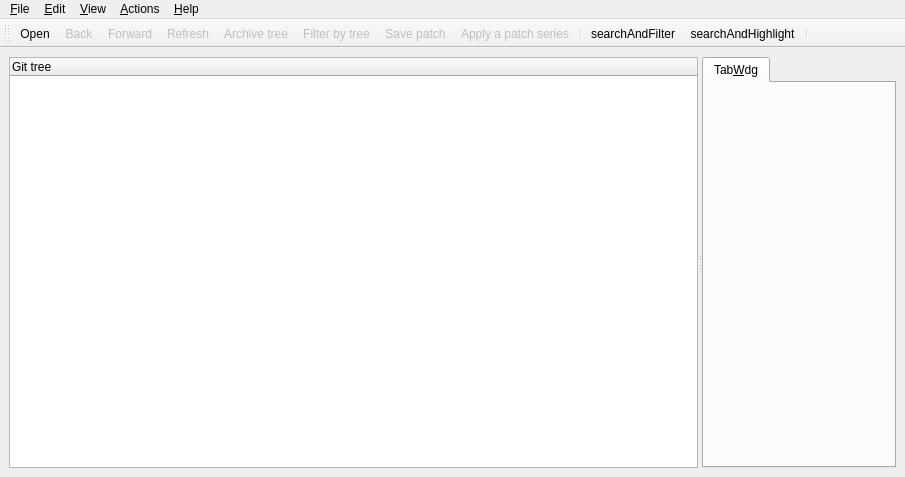
Qt form src/mainview.ui (antis81/QGit-mod) before a commit.
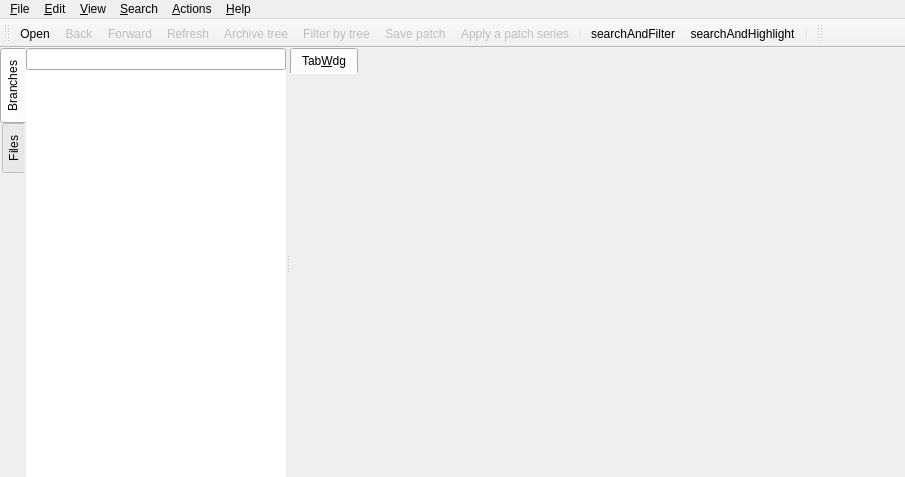
The same form after that commit. Icons and pictures are not drawn. Custom widgets are drawn as their Qt base class.

Diff of the .ui file:
```diff
--- a/src/mainview.ui
+++ b/src/mainview.ui
@@ -21,38 +21,149 @@
     <normaloff>:/icons/resources/qgit.png</normaloff>:/icons/resources/qgit.png</iconset>
   </property>
   <widget class="QWidget" name="widget">
-   <layout class="QHBoxLayout">
+   <layout class="QHBoxLayout" name="horizontalLayout_2">
     <property name="spacing">
-     <number>6</number>
+     <number>0</number>
     </property>
     <property name="margin">
-     <number>9</number>
+     <number>0</number>
     </property>
     <item>
      <widget class="QSplitter" name="treeSplitter">
       <property name="orientation">
        <enum>Qt::Horizontal</enum>
       </property>
-      <widget class="TreeView" name="treeView">
-       <property name="contextMenuPolicy">
-        <enum>Qt::CustomContextMenu</enum>
+      <widget class="QTabWidget" name="leftWidget">
+       <property name="styleSheet">
+        <string notr="true">QTabWidget::pane
+{
+	border-width: 0px
+}</string>
        </property>
-       <property name="selectionMode">
-        <enum>QAbstractItemView::ExtendedSelection</enum>
+       <property name="tabPosition">
+        <enum>QTabWidget::West</enum>
        </property>
-       <property name="rootIsDecorated">
+       <property name="currentIndex">
+        <number>0</number>
+       </property>
+       <property name="elideMode">
+        <enum>Qt::ElideNone</enum>
+       </property>
+       <property name="usesScrollButtons">
+        <bool>true</bool>
+       </property>
+       <property name="documentMode">
         <bool>false</bool>
        </property>
-       <property name="columnCount">
-        <number>1</number>
+       <property name="movable">
+        <bool>true</bool>
        </property>
-       <column>
-        <property name="text">
-         <string>Git tree</string>
+       <widget class="QWidget" name="tab_2">
+        <attribute name="title">
+         <string>Branches</string>
+        </attribute>
+        <layout class="QHBoxLayout" name="horizontalLayout_3">
+         <property name="spacing">
+          <number>0</number>
+         </property>
+         <property name="margin">
+          <number>0</number>
+         </property>
+         <item>
+          <layout class="QVBoxLayout" name="verticalLayout">
+           <property name="spacing">
+            <number>0</number>
+           </property>
+           <item>
+            <widget class="QLineEdit" name="searchBranchLineEdit"/>
+           </item>
+           <item>
+            <widget class="BranchesTree" name="branchesTree">
+             <property name="frameShape">
+              <enum>QFrame::NoFrame</enum>
+             </property>
+             <property name="selectionBehavior">
+              <enum>QAbstractItemView::SelectItems</enum>
+             </property>
+             <attribute name="headerVisible">
+              <bool>false</bool>
+             </attribute>
+             <column>
+              <property name="text">
+               <string notr="true">1</string>
+              </property>
+             </column>
+            </widget>
+           </item>
+          </layout>
+         </item>
+        </layout>
+       </widget>
+       <widget class="QWidget" name="tab">
+        <property name="autoFillBackground">
+         <bool>false</bool>
         </property>
-       </column>
+        <attribute name="title">
+         <string>Files</string>
+        </attribute>
+        <layout class="QHBoxLayout" name="horizontalLayout">
+         <property name="spacing">
+          <number>0</number>
+         </property>
+         <property name="sizeConstraint">
+          <enum>QLayout::SetDefaultConstraint</enum>
+         </property>
+         <property name="margin">
+          <number>0</number>
+         </property>
+         <item>
+          <widget class="TreeView" name="treeView">
+           <property name="enabled">
+            <bool>true</bool>
+           </property>
+           <property name="contextMenuPolicy">
+            <enum>Qt::CustomContextMenu</enum>
+           </property>
+           <property name="autoScrollMargin">
+            <number>16</number>
+           </property>
+           <property name="selectionMode">
+            <enum>QAbstractItemView::ExtendedSelection</enum>
+           </property>
+           <property name="indentation">
+            <number>20</number>
+           </property>
+           <property name="rootIsDecorated">
+            <bool>false</bool>
+           </property>
+           <property name="columnCount">
+            <number>1</number>
+           </property>
+           <attribute name="headerVisible">
+            <bool>false</bool>
+           </attribute>
+           <column>
+            <property name="text">
+             <string>Git tree</string>
+            </property>
+           </column>
+          </widget>
+         </item>
+        </layout>
+       </widget>
       </widget>
-      <widget class="QTabWidget" name="tabWdg">
+      <widget class="CustomTabWidget" name="tabWdg">
+       <property name="sizePolicy">
+        <sizepolicy hsizetype="Expanding" vsizetype="Expanding">
+         <horstretch>1</horstretch>
+         <verstretch>0</verstretch>
+        </sizepolicy>
+       </property>
+       <property name="styleSheet">
+        <string notr="true">QTabWidget::pane {
+	border-width: 0px;
+}</string>
+       </property>
        <widget class="QWidget" name="TabWdg">
         <attribute name="title">
          <string>Tab&amp;Wdg</string>
@@ -98,7 +209,7 @@
      <x>0</x>
      <y>0</y>
      <width>905</width>
-     <height>21</height>
+     <height>22</height>
     </rect>
    </property>
    <widget class="QMenu" name="Help">
@@ -172,13 +283,30 @@
     <addaction name="ActShowDescHeader"/>
     <addaction name="ActFilterTree"/>
    </widget>
+   <widget class="QMenu" name="Search">
+    <property name="title">
+     <string>&amp;Search</string>
+    </property>
+   </widget>
    <addaction name="File"/>
    <addaction name="Edit"/>
    <addaction name="View"/>
+   <addaction name="Search"/>
    <addaction name="Actions"/>
    <addaction name="separator"/>
    <addaction name="Help"/>
   </widget>
+  <widget class="QToolBar" name="toolBar_2">
+   <property name="windowTitle">
+    <string>toolBar_2</string>
+   </property>
+   <attribute name="toolBarArea">
+    <enum>TopToolBarArea</enum>
+   </attribute>
+   <attribute name="toolBarBreak">
+    <bool>false</bool>
+   </attribute>
+  </widget>
   <action name="ActOpenRepo">
    <property name="icon">
     <iconset resource="icons.qrc">
@@ -777,6 +905,17 @@
    <extends>QTreeWidget</extends>
    <header>treeview.h</header>
   </customwidget>
+  <customwidget>
+   <class>BranchesTree</class>
+   <extends>QTreeWidget</extends>
+   <header>branchestree.h</header>
+  </customwidget>
+  <customwidget>
+   <class>CustomTabWidget</class>
+   <extends>QTabWidget</extends>
+   <header>ui/customtabwidget.h</header>
+   <container>1</container>
+  </customwidget>
  </customwidgets>
  <resources>
   <include location="icons.qrc"/>
```
Left out of the diff: 37 changed lines with no effect on the pictures.
